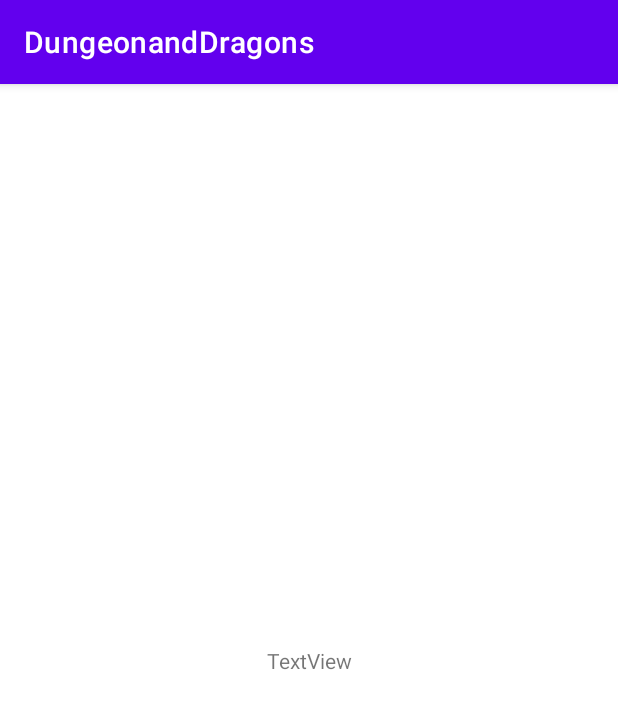
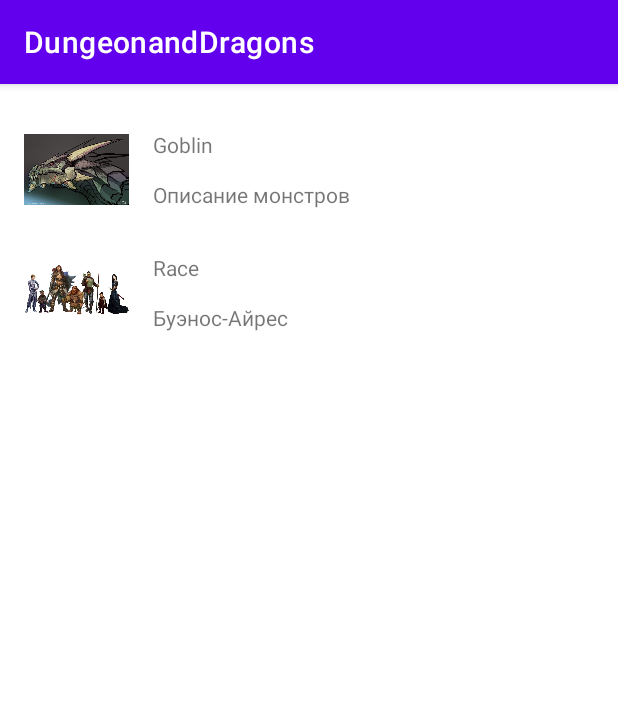
Before and after one commit to GobDice/DungeonandDragons, an Android app: the Monsters screen opened directly, with no data from a screen before it, on a phone screen of 412 x 824 dp. Shown: the top 709 px of the screen. Run offline under Robolectric (Android 15) with nearby library versions, the phone set to English and light mode, and no system bars.

Commit message:
GitInit 3

```diff
--- /dev/null
+++ b/app/src/main/java/com/example/dungeonanddragons/ExtraAdapter.java
@@ -0,0 +1,68 @@
+package com.example.dungeonanddragons;
+
+import android.annotation.SuppressLint;
+import android.content.Context;
+import android.view.LayoutInflater;
+import android.view.View;
+import android.view.ViewGroup;
+import android.widget.ImageView;
+import android.widget.TextView;
+
+import androidx.recyclerview.widget.RecyclerView;
+
+import java.util.ArrayList;
+import java.util.List;
+
+public class ExtraAdapter extends RecyclerView.Adapter<ExtraAdapter.ViewHolder>{
+    private static final String TAG = "ExtraAdapter";
+    private ArrayList<String> mExtra = new ArrayList<>();
+    private ArrayList<String> mImages = new ArrayList<>();
+    private Context mContext;
+    private PatternAdapter.ViewHolder holder;
+    private int position;
+    private final LayoutInflater inflater;
+    private final List<Pattern_for_menu> pattern_for_Extra;
+
+
+
+    ExtraAdapter(Context context, List<Pattern_for_menu> pattern) {
+        this.pattern_for_Extra = pattern;
+        this.inflater = LayoutInflater.from(context);
+        this.mContext=context;
+    }
+    @Override
+    public ExtraAdapter.ViewHolder onCreateViewHolder(ViewGroup parent, int viewType) {
+
+        View view = inflater.inflate(R.layout.list_item, parent, false);
+        return new ExtraAdapter.ViewHolder(view);
+    }
+
+    @Override
+    public void onBindViewHolder(ExtraAdapter.ViewHolder holder, @SuppressLint("RecyclerView") final int position) {
+        Pattern_for_menu pattern = pattern_for_Extra.get(position);
+        holder.imageView.setImageResource(pattern.getImageMenu());
+        holder.contentView.setText(pattern.getContent());
+        holder.extraView.setText(pattern.getExtra());
+
+
+    }
+
+
+    @Override
+    public int getItemCount() {
+        return pattern_for_Extra.size();
+    }
+
+    public static class ViewHolder extends RecyclerView.ViewHolder {
+        final ImageView imageView;
+        final TextView contentView, extraView;
+
+        ViewHolder(View view){
+            super(view);
+            imageView = view.findViewById(R.id.imageMenu);
+            contentView = view.findViewById(R.id.content);
+            extraView = view.findViewById(R.id.extra);
+        }
+    }
+
+}
--- a/app/src/main/java/com/example/dungeonanddragons/Monsters.java
+++ b/app/src/main/java/com/example/dungeonanddragons/Monsters.java
@@ -1,14 +1,28 @@
 package com.example.dungeonanddragons;
 
 import androidx.appcompat.app.AppCompatActivity;
+import androidx.recyclerview.widget.RecyclerView;
 
 import android.os.Bundle;
 
+import java.util.ArrayList;
+
 public class Monsters extends AppCompatActivity {
-
+    ArrayList<Pattern_for_menu> pattern_for_Extra = new ArrayList<Pattern_for_menu>();
     @Override
     protected void onCreate(Bundle savedInstanceState) {
         super.onCreate(savedInstanceState);
         setContentView(R.layout.activity_monsters);
+        setInitialData();
+        RecyclerView recyclerView = findViewById(R.id.list);
+        ExtraAdapter adapter = new ExtraAdapter(this, pattern_for_Extra);
+
+        recyclerView.setAdapter(adapter);
+    }
+    private void setInitialData(){
+
+        pattern_for_Extra.add(new Pattern_for_menu ("Goblin", "Описание монстров", R.drawable.dragon));
+        pattern_for_Extra.add(new Pattern_for_menu ("Race", "Буэнос-Айрес", R.drawable.race));
+        // pattern_for_Monster.add(new Pattern_for_menu ("calculator", "Буэнос-Айрес", R.drawable.race));
     }
 }
--- a/app/src/main/java/com/example/dungeonanddragons/PatternAdapter.java
+++ b/app/src/main/java/com/example/dungeonanddragons/PatternAdapter.java
@@ -21,7 +21,6 @@ public class PatternAdapter extends RecyclerView.Adapter<PatternAdapter.ViewHold
     private Context mContext;
     private ViewHolder holder;
     private int position;
-
 
     interface OnPatternClickListener{
         void onPatternClick(Pattern_for_menu pattern_for_menu, int position);
--- a/app/src/main/java/com/example/dungeonanddragons/Race.java
+++ b/app/src/main/java/com/example/dungeonanddragons/Race.java
@@ -1,14 +1,28 @@
 package com.example.dungeonanddragons;
 
 import androidx.appcompat.app.AppCompatActivity;
+import androidx.recyclerview.widget.RecyclerView;
 
 import android.os.Bundle;
 
+import java.util.ArrayList;
+
 public class Race extends AppCompatActivity {
-
+    ArrayList<Pattern_for_menu> pattern_for_Extra = new ArrayList<Pattern_for_menu>();
     @Override
     protected void onCreate(Bundle savedInstanceState) {
         super.onCreate(savedInstanceState);
         setContentView(R.layout.activity_race);
+        setInitialData();
+        RecyclerView recyclerView = findViewById(R.id.list);
+        ExtraAdapter adapter = new ExtraAdapter(this, pattern_for_Extra);
+
+        recyclerView.setAdapter(adapter);
+    }
+    private void setInitialData(){
+
+        pattern_for_Extra.add(new Pattern_for_menu ("Человек", "Описание монстров", R.drawable.dragon));
+        pattern_for_Extra.add(new Pattern_for_menu ("Орк", "Буэнос-Айрес", R.drawable.race));
+        // pattern_for_Monster.add(new Pattern_for_menu ("calculator", "Буэнос-Айрес", R.drawable.race));
     }
 }
--- a/app/src/main/res/layout/activity_monsters.xml
+++ b/app/src/main/res/layout/activity_monsters.xml
@@ -1,18 +1,19 @@
 <?xml version="1.0" encoding="utf-8"?>
-<androidx.constraintlayout.widget.ConstraintLayout xmlns:android="http://schemas.android.com/apk/res/android"
+<androidx.constraintlayout.widget.ConstraintLayout
+    xmlns:android="http://schemas.android.com/apk/res/android"
     xmlns:app="http://schemas.android.com/apk/res-auto"
-    xmlns:tools="http://schemas.android.com/tools"
     android:layout_width="match_parent"
     android:layout_height="match_parent"
-    tools:context=".Monsters">
+    android:padding="16dp">
+    <androidx.recyclerview.widget.RecyclerView
+        android:id="@+id/list"
+        android:layout_width="0dp"
+        android:layout_height="0dp"
 
-    <TextView
-        android:id="@+id/textView"
-        android:layout_width="wrap_content"
-        android:layout_height="wrap_content"
-        android:text="TextView"
-        app:layout_constraintBottom_toBottomOf="parent"
-        app:layout_constraintEnd_toEndOf="parent"
-        app:layout_constraintStart_toStartOf="parent"
-        app:layout_constraintTop_toTopOf="parent" />
+        app:layoutManager="androidx.recyclerview.widget.LinearLayoutManager"
+
+        app:layout_constraintLeft_toLeftOf="parent"
+        app:layout_constraintRight_toRightOf="parent"
+        app:layout_constraintTop_toTopOf="parent"
+        app:layout_constraintBottom_toBottomOf="parent"/>
 </androidx.constraintlayout.widget.ConstraintLayout>
--- a/app/src/main/res/layout/activity_race.xml
+++ b/app/src/main/res/layout/activity_race.xml
@@ -1,9 +1,19 @@
 <?xml version="1.0" encoding="utf-8"?>
-<androidx.constraintlayout.widget.ConstraintLayout xmlns:android="http://schemas.android.com/apk/res/android"
+<androidx.constraintlayout.widget.ConstraintLayout
+    xmlns:android="http://schemas.android.com/apk/res/android"
     xmlns:app="http://schemas.android.com/apk/res-auto"
-    xmlns:tools="http://schemas.android.com/tools"
     android:layout_width="match_parent"
     android:layout_height="match_parent"
-    tools:context=".Race">
+    android:padding="16dp">
+    <androidx.recyclerview.widget.RecyclerView
+        android:id="@+id/list"
+        android:layout_width="0dp"
+        android:layout_height="0dp"
 
+        app:layoutManager="androidx.recyclerview.widget.LinearLayoutManager"
+
+        app:layout_constraintLeft_toLeftOf="parent"
+        app:layout_constraintRight_toRightOf="parent"
+        app:layout_constraintTop_toTopOf="parent"
+        app:layout_constraintBottom_toBottomOf="parent"/>
 </androidx.constraintlayout.widget.ConstraintLayout>
```
